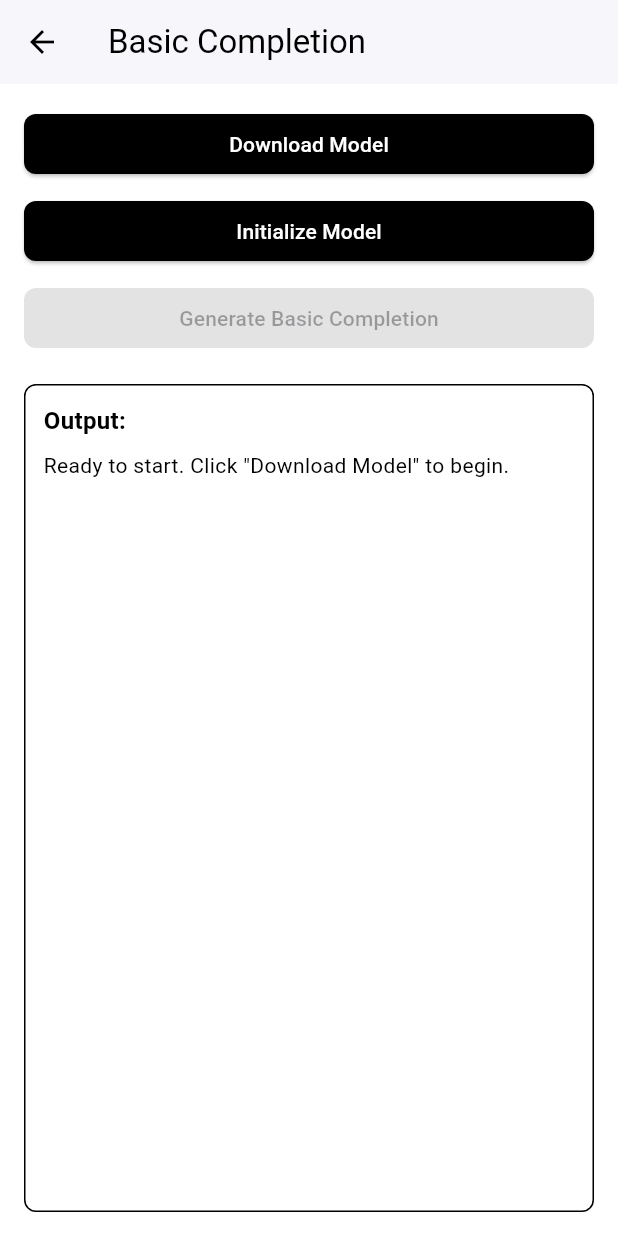
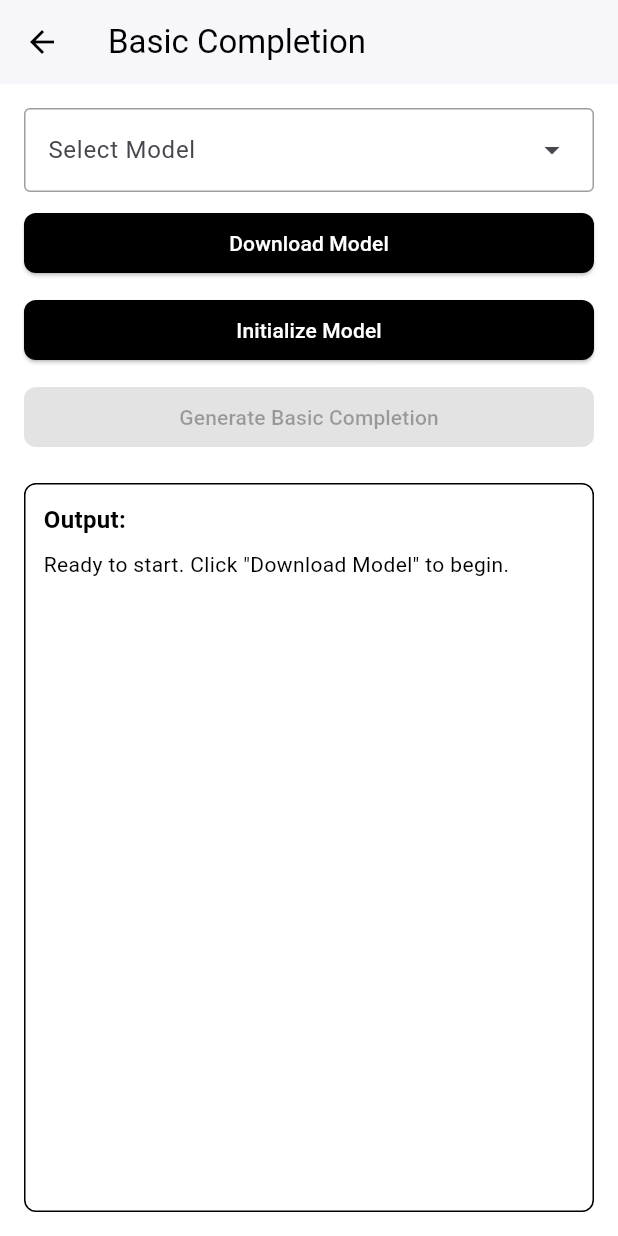
Before and after one commit to cactus-compute/cactus-flutter, a Flutter app: the BasicCompletionPage screen opened directly, on a phone screen of 412 x 824 dp. Run offline on Flutter 3.47's test engine with Material 3 defaults, Android fonts, the phone set to English and light mode, and no system bars; our stand-ins replace device_info_plus, file_picker, objectbox, package_info_plus, permission_handler and 1 more; missing offline and left inert: android_id, dart:ffi, read_pdf_text, record; accounts and stored records are empty; generated files the repository leaves out were written again; network calls fail.

Commit message:
Add model selection in completion examples

```diff
--- a/example/lib/pages/basic_completion.dart
+++ b/example/lib/pages/basic_completion.dart
@@ -38,6 +38,9 @@ class _BasicCompletionPageState extends State<BasicCompletionPage> {
     try {
       final models = await lm.getModels();
       print("Available models: ${models.map((m) => "${m.slug}: ${m.sizeMb}MB").join(", ")}");
+      setState(() {
+        availableModels = models;
+      });
     } catch (e) {
       print("Error fetching models: $e");
     }
@@ -165,11 +168,17 @@ class _BasicCompletionPageState extends State<BasicCompletionPage> {
         foregroundColor: Colors.black,
         elevation: 1,
       ),
-      body: Padding(
-        padding: const EdgeInsets.all(16.0),
-        child: Column(
-          crossAxisAlignment: CrossAxisAlignment.stretch,
-          children: [
+      body: Stack(
+        children: [
+          Padding(
+            padding: const EdgeInsets.all(16.0),
+            child: Column(
+              crossAxisAlignment: CrossAxisAlignment.stretch,
+              children: [
+                SizedBox(
+                  height: 56,
+                ),
+                const SizedBox(height: 10),
             // Buttons section
             ElevatedButton(
               onPressed: isDownloading ? null : downloadModel,
@@ -311,6 +320,26 @@ class _BasicCompletionPageState extends State<BasicCompletionPage> {
           ],
         ),
       ),
+          Positioned(
+            top: 16,
+            left: 16,
+            right: 16,
+            child: DropdownMenu(
+              hintText: 'Select Model',
+              expandedInsets: EdgeInsets.zero,
+              dropdownMenuEntries: availableModels.map((model) => DropdownMenuEntry(value: model.slug, label: '${model.slug} (${model.sizeMb}MB)')).toList(),
+              initialSelection: model,
+              onSelected: (String? value) {
+                if (value != null) {
+                  setState(() {
+                    model = value;
+                  });
+                }
+              },
+            ),
+          ),
+        ],
+      ),
     );
   }
 }
```
Also changed, not shown: example/lib/pages/streaming_completion.dart (+48 -2 lines).
